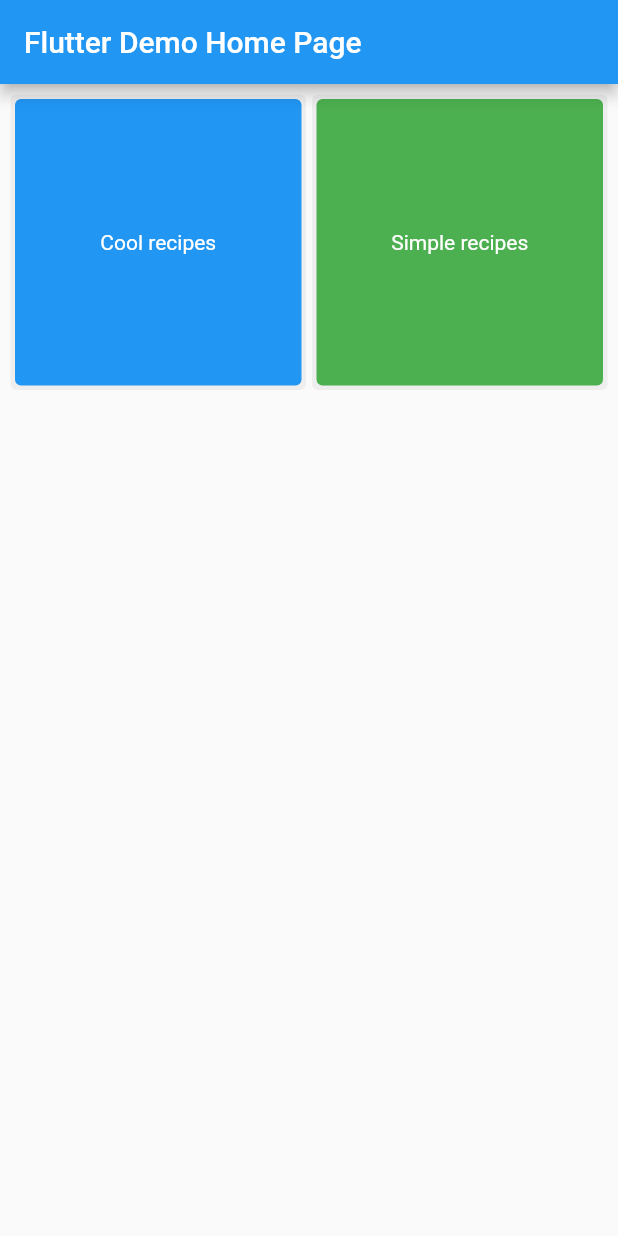
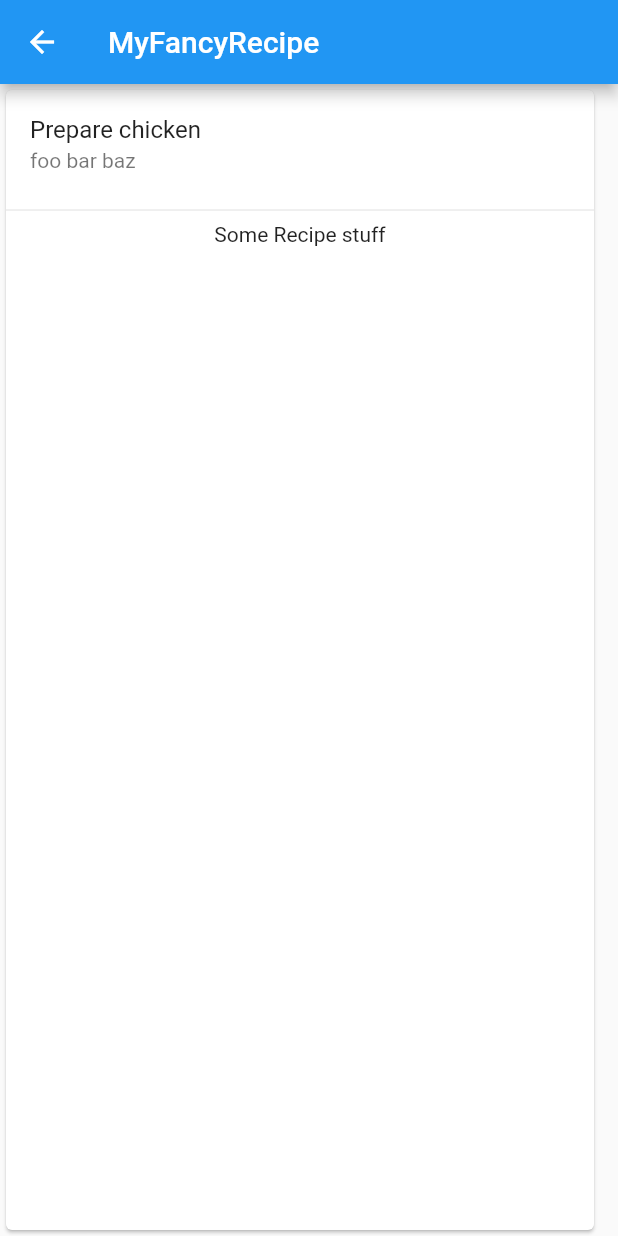
Before and after one commit to gunan/recipes, a Flutter app: the screen it shows after launch, after a tap on "Cool recipes", on a phone screen of 412 x 824 dp. Run offline on Flutter 3.47's test engine with Material 2 defaults, Android fonts, the phone set to English and light mode, and no system bars; missing offline and left inert: dart:html.

Commit message:
Actually add a working second page.

```diff
--- /dev/null
+++ b/lib/fancy_recipe_page/fancy_recipe_page.dart
@@ -0,0 +1,26 @@
+import 'dart:html';
+
+import 'package:flutter/material.dart';
+
+class FancyRecipePage extends StatelessWidget {
+  @override
+  Widget build(BuildContext context) {
+    return Scaffold(
+      appBar: AppBar(title: Text('MyFancyRecipe')),
+      body: SizedBox(
+        width: 400,
+        child: Card(
+          child: Column(
+            children: [
+              ListTile(
+                  title: Text('Prepare chicken'),
+                  subtitle: Text('foo bar baz')),
+              Divider(),
+              Text('Some Recipe stuff'),
+            ],
+          ),
+        ),
+      ),
+    );
+  }
+}
--- a/lib/main.dart
+++ b/lib/main.dart
@@ -1,5 +1,6 @@
 import 'package:flutter/material.dart';
 import 'package:recipes/grid_buttons/grid_buttons.dart';
+import 'package:recipes/fancy_recipe_page/fancy_recipe_page.dart';
 
 void main() {
   runApp(MyApp());
@@ -51,6 +52,11 @@ class _MyHomePageState extends State<MyHomePage> {
     print("noop");
   }
 
+  void toFancyRecipePage(BuildContext context) {
+    Navigator.push(
+        context, MaterialPageRoute(builder: (context) => FancyRecipePage()));
+  }
+
   @override
   Widget build(BuildContext context) {
     // This method is rerun every time setState is called, for instance as done
@@ -74,7 +80,8 @@ class _MyHomePageState extends State<MyHomePage> {
             crossAxisSpacing: 10,
             mainAxisSpacing: 10,
             children: <Widget>[
-              GridButton("Cool recipes", Colors.blue, noop),
+              GridButton("Cool recipes", Colors.blue,
+                  () => toFancyRecipePage(context)),
               GridButton("Simple recipes", Colors.green, noop),
             ]),
       ),
```
